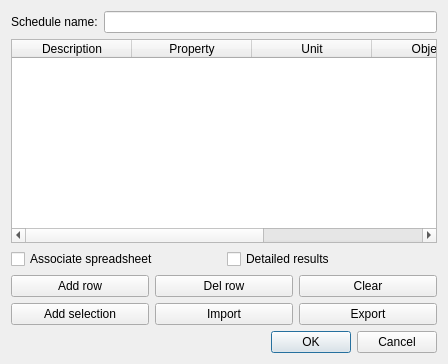
Old version of the form src/Mod/Arch/Resources/ui/ArchSchedule.ui in the repository southseact-3d/fcd.
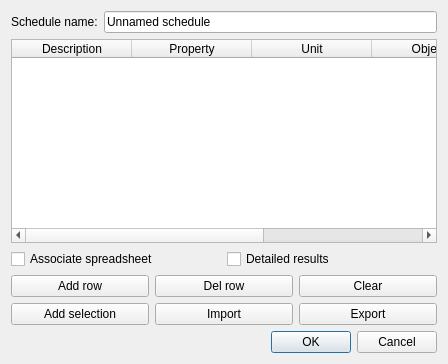
New version of the form. Icons and pictures are not drawn. Custom widgets are drawn as their Qt base class.

Commit message: Arch: Added .tsv export format to Arch schedule

```diff
--- a/src/Mod/Arch/Resources/ui/ArchSchedule.ui
+++ b/src/Mod/Arch/Resources/ui/ArchSchedule.ui
@@ -24,7 +24,11 @@
       </widget>
      </item>
      <item>
-      <widget class="Gui::PrefLineEdit" name="lineEditName"/>
+      <widget class="Gui::PrefLineEdit" name="lineEditName">
+       <property name="text">
+        <string>Unnamed schedule</string>
+       </property>
+      </widget>
      </item>
     </layout>
    </item>
```
Left out of the diff: 46 changed lines with no effect on the pictures. The commit also changes 1 other file.
